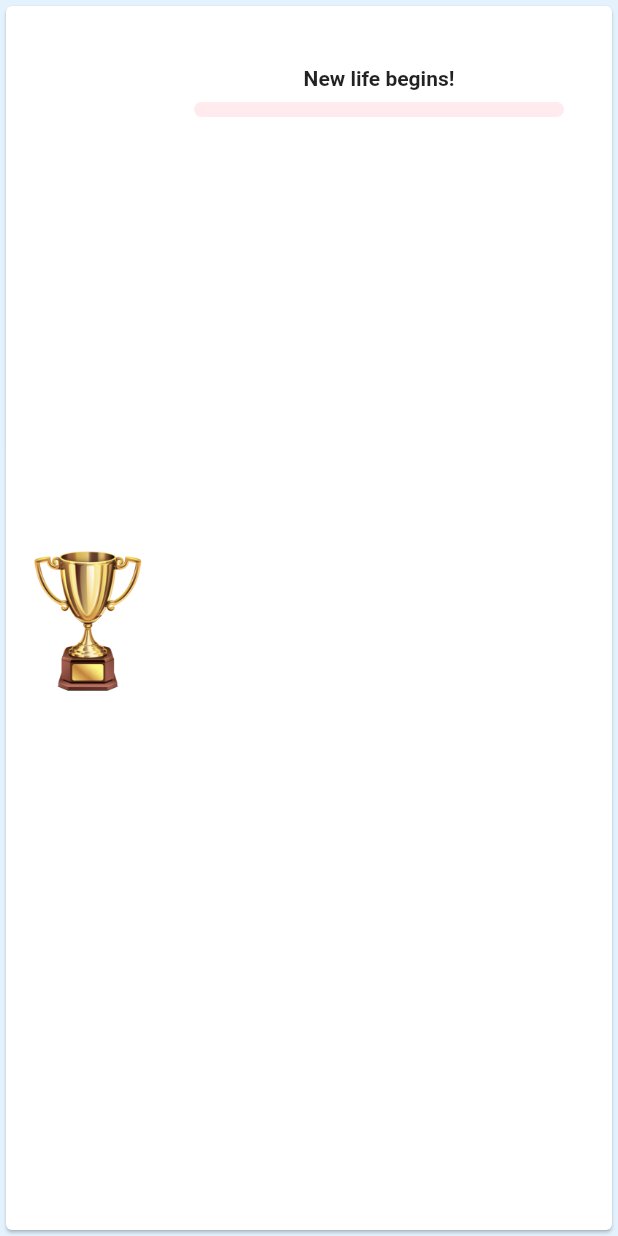
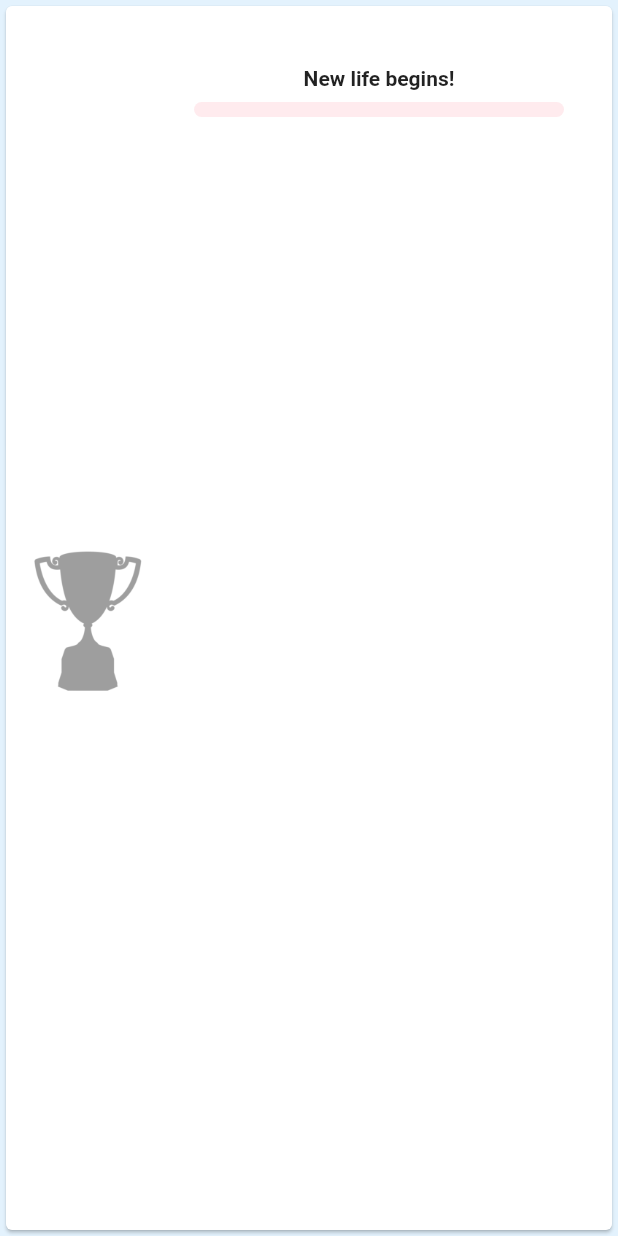
Before and after one commit to snaksa/days-without, a Flutter app: the TrophyItem widget shown alone on an empty page, opened directly with sample values from the repository, on a phone screen of 412 x 824 dp. Run offline on Flutter 3.47's test engine with Material 2 defaults, Android fonts, the phone set to English and light mode, and no system bars; our stand-ins replace bloc, charts_flutter, equatable, flutter_bloc, flutter_calendar_carousel, fluttertoast and 1 more; accounts and stored records are empty.

Commit message:
Fix no records trophies color

```diff
--- a/lib/presentation/screens/activity_screen/tabs/trophies/trophy_item.dart
+++ b/lib/presentation/screens/activity_screen/tabs/trophies/trophy_item.dart
@@ -27,7 +27,9 @@ class TrophyItem extends StatelessWidget {
           children: [
             Image.asset(
               'assets/images/trophy.png',
-              color: this.trophy.duration > duration ? Colors.grey : null,
+              color: this.trophy.duration > duration || duration.inSeconds == 0
+                  ? Colors.grey
+                  : null,
               height: 100,
             ),
             SizedBox(width: 16),
```
